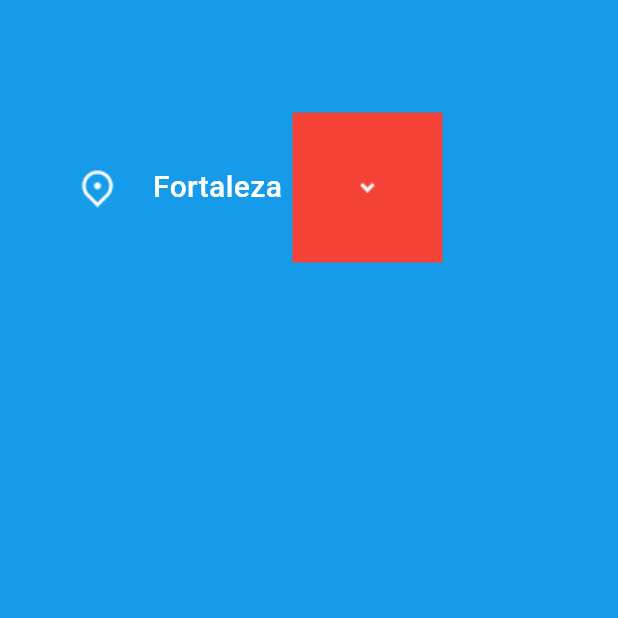
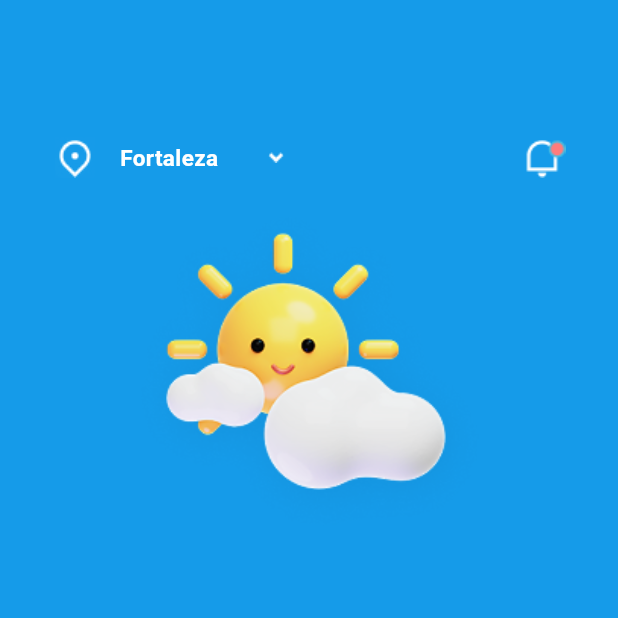
Before and after one commit to ensaryldrm/Flutter, a Flutter app: the screen it shows after launch, on a phone screen of 412 x 824 dp, the top half of it. Run offline on Flutter 3.47's test engine with Material 3 defaults, Android fonts, the phone set to English and light mode, and no system bars; our stand-ins replace font_awesome_flutter, webview_flutter.

Commit message:
devam edecek

```diff
--- a/Projeler/hava_durumu_tasarim/lib/hava_durumu_sayfa.dart
+++ b/Projeler/hava_durumu_tasarim/lib/hava_durumu_sayfa.dart
@@ -29,50 +29,84 @@ class _HavaDurumuSayfaTasarimState extends State<HavaDurumuSayfaTasarim> {
   Widget build(BuildContext context) {
     return SingleChildScrollView(
       child: Padding(
-        padding: const EdgeInsets.only(top: 75),
+        padding: const EdgeInsets.only(top: 90, left: 35, right: 35),
         child: Column(
           children: [
-            Row(
-              // KONUM İŞARETİ
+            // İLK SATIR - ÜST KONUM / ŞEHİR İSMİ
+            Container(
+              height: 30,
+              child: Row(
+                children: [
+                  Expanded(
+                    flex: 2,
+                    child: Container(
+                      height: 30,
+
+                      child: Row(
                         children: [
                           Container(
-                  margin: EdgeInsets.only(left: 45),
-                  height: 40,
-                  width: 40,
-                  child: Image.asset("images/konum.png", color: Colors.white),
+                            height: 30,
+                            child: Image.asset(
+                              "images/konum.png",
+                              color: Colors.white,
                             ),
-
-                // KONUM SAĞINDAKİ YAZI
+                          ),
                           Container(
+                            margin: EdgeInsets.symmetric(horizontal: 15),
                             alignment: Alignment.center,
-                  margin: EdgeInsets.only(left: 10),
-                  height: 40,
-                  width: 100,
+                            height: 30,
                             child: Text(
                               "Fortaleza",
                               style: TextStyle(
+                                fontSize: 15,
                                 color: Colors.white,
-                      fontSize: 20,
-                      fontWeight: FontWeight.w500,
+                                fontWeight: FontWeight.w600,
                               ),
                             ),
                           ),
-
-                // AŞAĞIYA BAKAN OK
-                SizedBox(
-                  child: Container(
-                    alignment: Alignment.center,
+                          Container(
+                            height: 30,
                             child: Image.asset(
-                      width: 100,
-                      height: 100,
                               "images/alt_ok.png",
                               color: Colors.white,
-                    ),
-                    color: Colors.red,
                             ),
                           ),
                         ],
                       ),
+                    ),
+                  ),
+                  Expanded(
+                    flex: 1,
+                    child: Container(
+                      alignment: Alignment.centerRight,
+                      height: 30,
+
+                      child: Image.asset("images/bildirim.png"),
+                    ),
+                  ),
+                ],
+              ),
+            ),
+
+            // İKİNCİ SATIR - BÜYÜK RESİM
+            Container(
+              child: Row(
+                mainAxisAlignment: MainAxisAlignment.center,
+                children: [
+                  Container(
+                    width: 250,
+                    height: 250,
+                    decoration: BoxDecoration(
+                      image: DecorationImage(
+                        image: AssetImage("images/gunesli_bulut.png"),
+                        fit: BoxFit.cover,
+                      ),
+                    ),
+                  ),
+                ],
+              ),
+            ),
+
           ],
         ),
       ),
```
Lines whose indentation alone changed are shown as unchanged.
